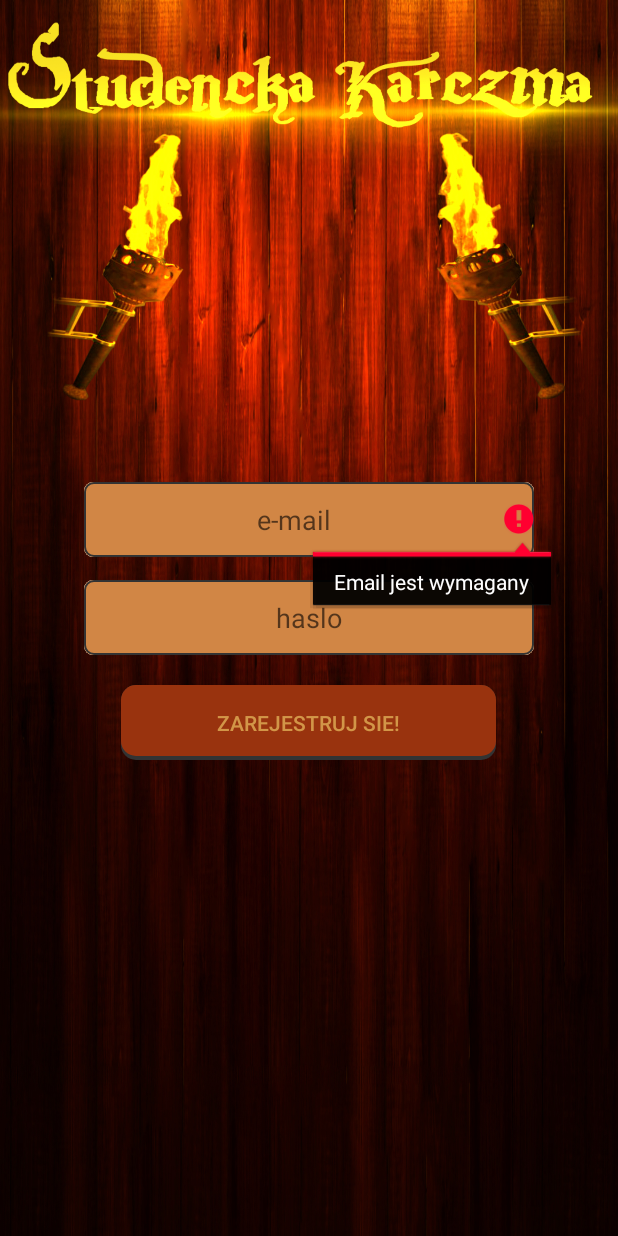
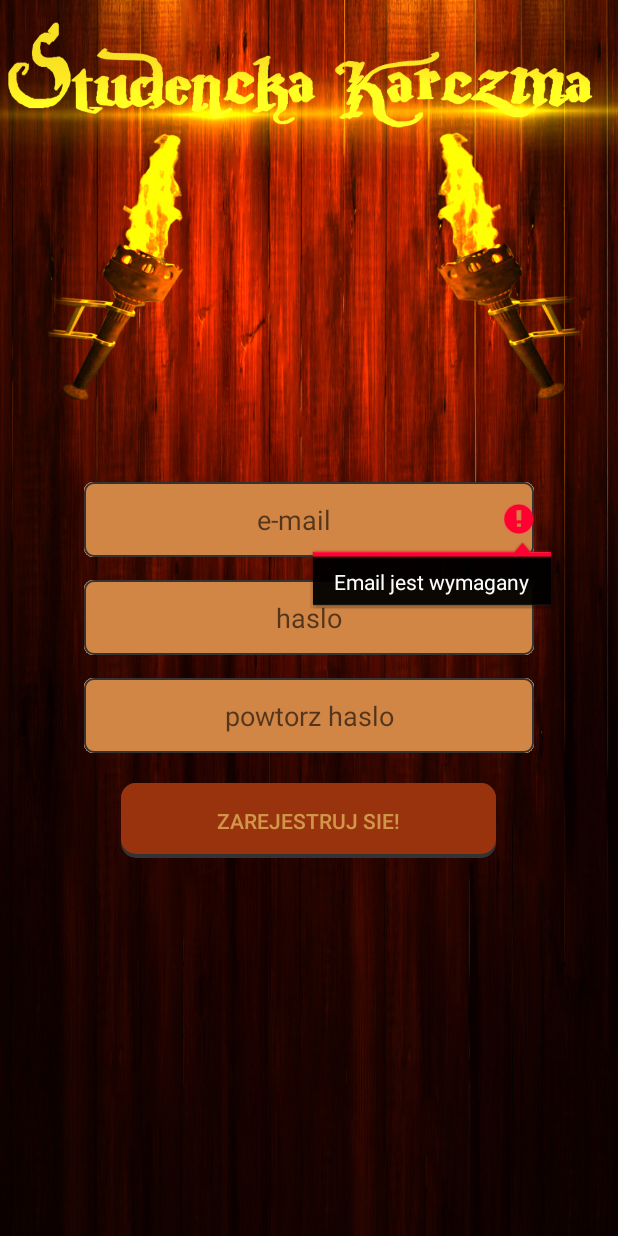
Before and after one commit to anonimowy-uzytkownik/Studencka-Karczma, an Android app: the RejestracjaActivity screen opened directly, with no data from a screen before it, after a tap on "ZAREJESTRUJ SIE!", on a phone screen of 412 x 824 dp. Run offline under Robolectric (Android 15) with nearby library versions, the phone set to English and light mode, and no system bars; our stand-ins replace Firebase (no records; nobody signed in at launch, a user with empty details on screens opened directly).

Commit message:
rejestracja drugie hasło

```diff
--- a/app/src/main/java/com/example/projekt/RejestracjaActivity.java
+++ b/app/src/main/java/com/example/projekt/RejestracjaActivity.java
@@ -20,7 +20,7 @@ import com.google.firebase.auth.FirebaseUser;
 
 public class RejestracjaActivity extends AppCompatActivity {
 
-    EditText etEmail, etHaslo;
+    EditText etEmail, etHaslo,etHaslo_powtorz;
     Button btnRejestracja;
     FirebaseAuth mFirebaseAuth;
     ProgressBar progressBar;
@@ -33,6 +33,7 @@ public class RejestracjaActivity extends AppCompatActivity {
         mFirebaseAuth = FirebaseAuth.getInstance();
         etEmail = findViewById(R.id.email);
         etHaslo = findViewById(R.id.haslo);
+        etHaslo_powtorz = findViewById(R.id.haslo_powtorz);
         progressBar = findViewById(R.id.progressBar_rejestracja);
         btnRejestracja = findViewById(R.id.rejestracja);
 
@@ -41,6 +42,7 @@ public class RejestracjaActivity extends AppCompatActivity {
             public void onClick(View v) {
                 String email = etEmail.getText().toString().trim();
                 String haslo = etHaslo.getText().toString().trim();
+                String haslo_powtorz = etHaslo_powtorz.getText().toString().trim();
 
 
                 if (TextUtils.isEmpty(email)) {
@@ -50,9 +52,15 @@ public class RejestracjaActivity extends AppCompatActivity {
                 if (TextUtils.isEmpty(haslo)) {
                     etHaslo.setError("Hasło jest wymagane");
                     return;
+                } if (TextUtils.isEmpty(haslo_powtorz)) {
+                    etHaslo.setError("Hasło jest wymagane");
+                    return;
                 }
                 if (etHaslo.length() < 6) {
-                    etHaslo.setError("hasło musi być dłuższe niż 6 znaków!");
+                    etHaslo_powtorz.setError("hasło musi być dłuższe niż 6 znaków!");
+                    return;
+                }if (!haslo.equals(haslo_powtorz)) {
+                    etHaslo_powtorz.setError("Hasła muszą być identyczne!");
                     return;
                 }
 
--- a/app/src/main/res/layout/activity_rejestracja.xml
+++ b/app/src/main/res/layout/activity_rejestracja.xml
@@ -26,18 +26,28 @@
         android:layout_centerInParent="true"
         android:layout_marginTop="15dp"
         android:background="@drawable/edittext_test"
-
-
         android:gravity="center"
         android:hint="haslo"
         android:inputType="text" />
+
+    <EditText
+        android:id="@+id/haslo_powtorz"
+        android:layout_width="300dp"
+        android:layout_height="50dp"
+        android:layout_centerInParent="true"
+        android:layout_marginTop="15dp"
+        android:background="@drawable/edittext_test"
+        android:gravity="center"
+        android:hint="powtorz haslo"
+        android:inputType="text"
+        android:layout_below="@+id/haslo"/>
 
 
     <Button
         android:id="@+id/rejestracja"
         android:layout_width="250dp"
         android:layout_height="50dp"
-        android:layout_below="@+id/haslo"
+        android:layout_below="@+id/haslo_powtorz"
         android:layout_centerInParent="true"
         android:layout_marginTop="20dp"
         android:background="@drawable/guzik_test"
```
